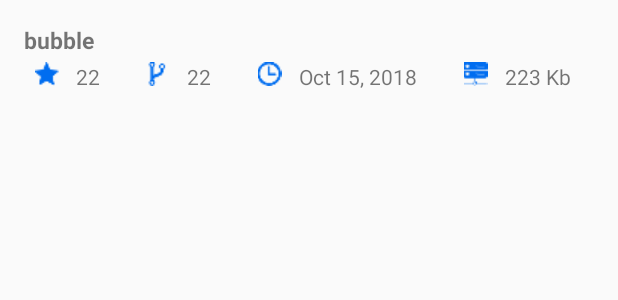
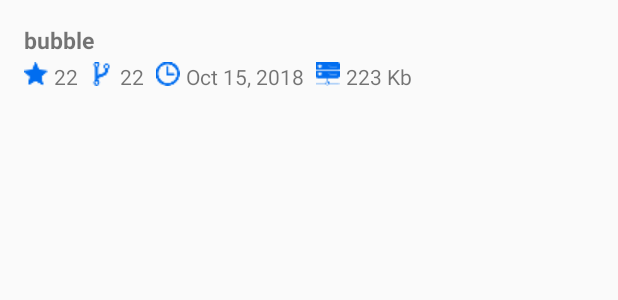
Before and after one commit to ibamibrahim/GithubFinder, an Android app: the layout item_repo.xml on its own in the app's theme, with its tools: preview values and no code run, on a phone screen of 412 x 824 dp. Shown: the top 300 px of the screen. Run offline under Robolectric (Android 15) with nearby library versions, the phone set to English and light mode, and no system bars.

Commit message:
Implement show user repo list

```diff
--- a/app/src/main/java/id/ibam/githubfinder/detail/repolist/RepoListAdapter.java
+++ b/app/src/main/java/id/ibam/githubfinder/detail/repolist/RepoListAdapter.java
@@ -45,7 +45,7 @@ public class RepoListAdapter extends RecyclerView.Adapter<RepoListAdapter.Custom
         holder.name.setText(item.getName());
         holder.star.setText(item.getStargazersCount() + "");
         holder.fork.setText(item.getForksCount() + "");
-        holder.date.setText(item.getCreatedAt() + "");
+        holder.date.setText(item.getCreatedAt().substring(0, 10) + "");
         holder.size.setText(item.getSize() + " Kb");
 
     }
--- a/app/src/main/java/id/ibam/githubfinder/detail/repolist/RepoListContract.java
+++ b/app/src/main/java/id/ibam/githubfinder/detail/repolist/RepoListContract.java
@@ -11,7 +11,7 @@ import id.ibam.githubfinder.services.model.repo.UserReposResponse;
 
 public interface RepoListContract {
     interface View {
-        void showData(List<UserReposData> data);
+        void showData(List<UserReposResponse> data);
     }
 
     interface Presenter {
--- a/app/src/main/java/id/ibam/githubfinder/services/GithubAPI.java
+++ b/app/src/main/java/id/ibam/githubfinder/services/GithubAPI.java
@@ -1,4 +1,6 @@
 package id.ibam.githubfinder.services;
+
+import java.util.List;
 
 import id.ibam.githubfinder.services.model.UserDetailResponse;
 import id.ibam.githubfinder.services.model.repo.UserReposResponse;
@@ -22,7 +24,7 @@ public interface GithubAPI {
     Observable<Response<UserDetailResponse>> getDetail(@Path("name") String name);
 
     @GET("users/{name}/repos")
-    Observable<Response<UserReposResponse>> getRepos(@Path("name") String name);
+    Observable<Response<List<UserReposResponse>>> getRepos(@Path("name") String name);
 
 
 }
--- a/app/src/main/res/layout/item_repo.xml
+++ b/app/src/main/res/layout/item_repo.xml
@@ -22,7 +22,7 @@
         <ImageView
             android:layout_width="16dp"
             android:layout_height="16dp"
-            android:layout_weight=".125"
+
             android:src="@drawable/ic_star"/>
 
         <TextView
@@ -30,14 +30,14 @@
             android:layout_width="wrap_content"
             android:layout_height="wrap_content"
             android:layout_marginLeft="4dp"
-            android:layout_weight=".125"
+
             android:text="22"/>
 
         <ImageView
             android:layout_width="16dp"
             android:layout_height="16dp"
             android:layout_marginLeft="8dp"
-            android:layout_weight=".125"
+
             android:src="@drawable/ic_fork"/>
 
         <TextView
@@ -45,14 +45,14 @@
             android:layout_width="wrap_content"
             android:layout_height="wrap_content"
             android:layout_marginLeft="4dp"
-            android:layout_weight=".125"
+
             android:text="22"/>
 
         <ImageView
             android:layout_width="16dp"
             android:layout_height="16dp"
             android:layout_marginLeft="8dp"
-            android:layout_weight=".125"
+
             android:src="@drawable/ic_clock"/>
 
         <TextView
@@ -60,14 +60,14 @@
             android:layout_width="wrap_content"
             android:layout_height="wrap_content"
             android:layout_marginLeft="4dp"
-            android:layout_weight=".125"
+
             android:text="Oct 15, 2018"/>
 
         <ImageView
             android:layout_width="16dp"
             android:layout_height="16dp"
             android:layout_marginLeft="8dp"
-            android:layout_weight=".125"
+
             android:src="@drawable/ic_filesize"/>
 
         <TextView
@@ -75,7 +75,7 @@
             android:layout_width="wrap_content"
             android:layout_height="wrap_content"
             android:layout_marginLeft="4dp"
-            android:layout_weight=".125"
+
             android:text="223 Kb"/>
     </LinearLayout>
 
--- a/app/src/main/res/layout/tab_repo.xml
+++ b/app/src/main/res/layout/tab_repo.xml
@@ -5,6 +5,7 @@
               android:orientation="vertical">
 
     <android.support.v7.widget.RecyclerView
+        android:id="@+id/repo_rv"
         android:layout_width="match_parent"
         android:layout_height="wrap_content">
     </android.support.v7.widget.RecyclerView>
```
Also changed, not shown: app/src/main/java/id/ibam/githubfinder/detail/repolist/RepoListFragment.java (+29 -4 lines), app/src/main/java/id/ibam/githubfinder/detail/repolist/RepoListPresenter.java (+36 -0 lines), app/src/main/java/id/ibam/githubfinder/services/RemoteServices.java (+9 -0 lines).
